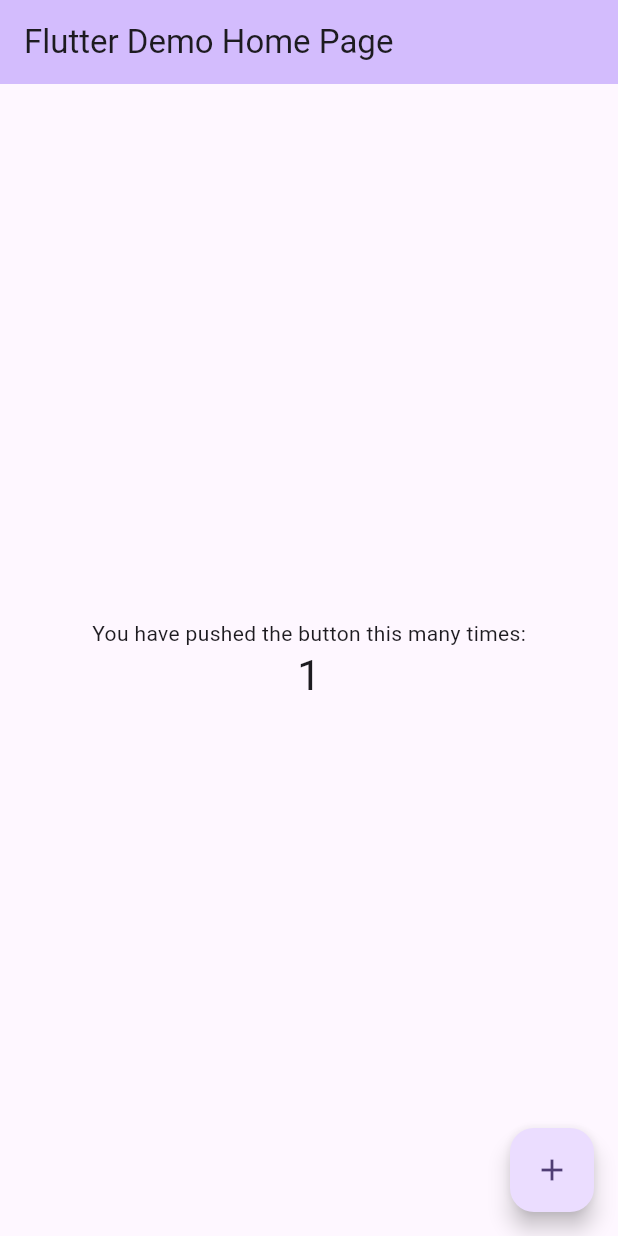
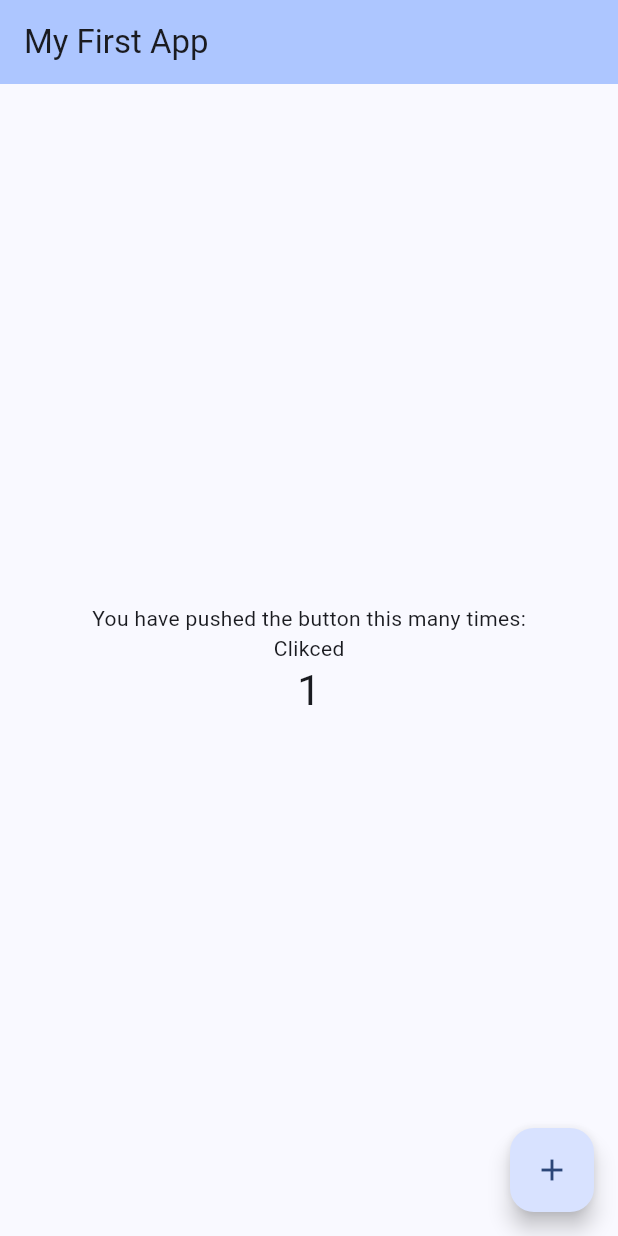
Before and after one commit to chayakorncha/my_first_app, a Flutter app: the screen it shows after launch, after a tap on the "add" icon, on a phone screen of 412 x 824 dp. Run offline on Flutter 3.47's test engine with Material 3 defaults, Android fonts, the phone set to English and light mode, and no system bars.

Commit message:
ทดลองเพิ่ม Widget Text และ setState

```diff
--- a/lib/main.dart
+++ b/lib/main.dart
@@ -28,10 +28,10 @@ class MyApp extends StatelessWidget {
         //
         // This works for code too, not just values: Most code changes can be
         // tested with just a hot reload.
-        colorScheme: ColorScheme.fromSeed(seedColor: Colors.deepPurple),
+        colorScheme: ColorScheme.fromSeed(seedColor: Colors.blueAccent),
         useMaterial3: true,
       ),
-      home: const MyHomePage(title: 'Flutter Demo Home Page'),
+      home: const MyHomePage(title: 'My First App'),
     );
   }
 }
@@ -56,6 +56,7 @@ class MyHomePage extends StatefulWidget {
 
 class _MyHomePageState extends State<MyHomePage> {
   int _counter = 0;
+  String _name = '';
 
   void _incrementCounter() {
     setState(() {
@@ -65,6 +66,7 @@ class _MyHomePageState extends State<MyHomePage> {
       // _counter without calling setState(), then the build method would not be
       // called again, and so nothing would appear to happen.
       _counter++;
+      _name = 'Clikced';
     });
   }
 
@@ -104,10 +106,11 @@ class _MyHomePageState extends State<MyHomePage> {
           // action in the IDE, or press "p" in the console), to see the
           // wireframe for each widget.
           mainAxisAlignment: MainAxisAlignment.center,
-          children: <Widget>[
+          children: [
             const Text(
               'You have pushed the button this many times:',
             ),
+            Text(_name),
             Text(
               '$_counter',
               style: Theme.of(context).textTheme.headlineMedium,
```
